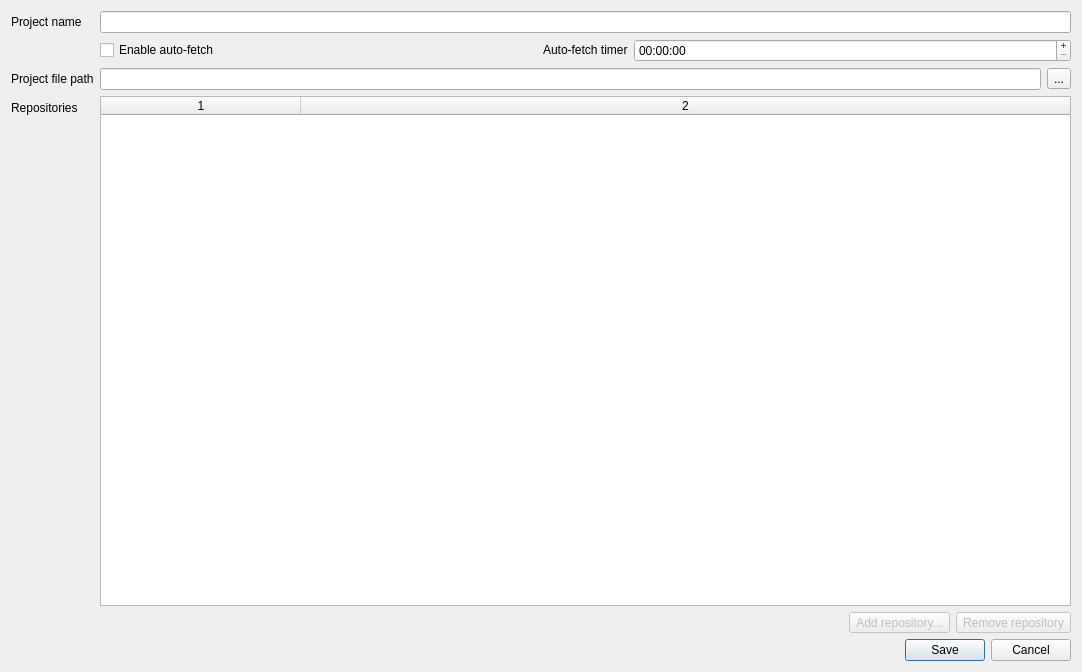
This is src/projectsettingsdialog.ui in feelx88/git-qui as Qt 5 draws it before an edit. The edited form follows.
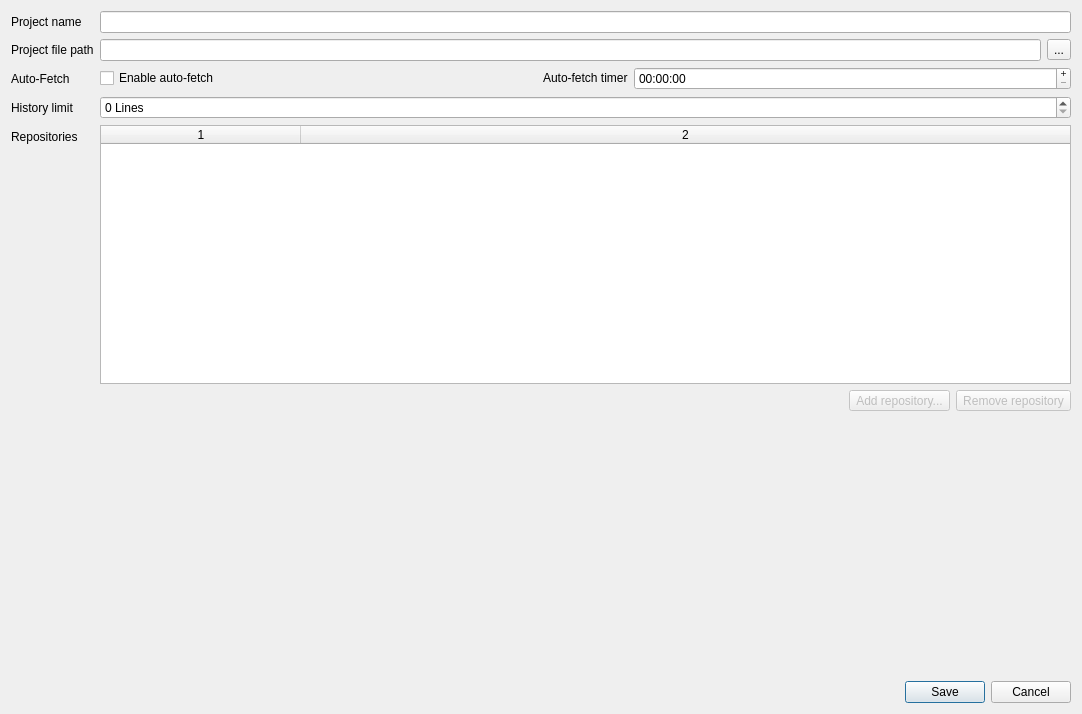
This is the edited form.

Commit message: Added history limit setting.

Diff of the .ui file:
```diff
--- a/src/projectsettingsdialog.ui
+++ b/src/projectsettingsdialog.ui
@@ -7,7 +7,7 @@
     <x>0</x>
     <y>0</y>
     <width>1082</width>
-    <height>672</height>
+    <height>714</height>
    </rect>
   </property>
   <property name="sizePolicy">
@@ -30,6 +30,34 @@
    <item row="0" column="1">
     <widget class="QLineEdit" name="projectNameEdit"/>
    </item>
+   <item row="1" column="0">
+    <widget class="QLabel" name="label_2">
+     <property name="text">
+      <string>Project file path</string>
+     </property>
+    </widget>
+   </item>
+   <item row="1" column="1">
+    <layout class="QHBoxLayout" name="horizontalLayout">
+     <item>
+      <widget class="QLineEdit" name="projectPathEdit"/>
+     </item>
+     <item>
+      <widget class="QToolButton" name="projectPathChooseButton">
+       <property name="text">
+        <string>...</string>
+       </property>
+      </widget>
+     </item>
+    </layout>
+   </item>
+   <item row="2" column="0">
+    <widget class="QLabel" name="label_5">
+     <property name="text">
+      <string>Auto-Fetch</string>
+     </property>
+    </widget>
+   </item>
    <item row="2" column="1">
     <layout class="QHBoxLayout" name="horizontalLayout_3">
      <item>
@@ -74,34 +102,30 @@
     </layout>
    </item>
    <item row="3" column="0">
-    <widget class="QLabel" name="label_2">
+    <widget class="QLabel" name="label_6">
      <property name="text">
-      <string>Project file path</string>
+      <string>History limit</string>
      </property>
     </widget>
    </item>
    <item row="3" column="1">
-    <layout class="QHBoxLayout" name="horizontalLayout">
-     <item>
-      <widget class="QLineEdit" name="projectPathEdit"/>
-     </item>
-     <item>
-      <widget class="QToolButton" name="projectPathChooseButton">
-       <property name="text">
-        <string>...</string>
+    <widget class="QSpinBox" name="historyLimit">
+     <property name="suffix">
+      <string> Lines</string>
+     </property>
+     <property name="maximum">
+      <number>999999</number>
        </property>
       </widget>
      </item>
-    </layout>
-   </item>
-   <item row="4" column="0">
+   <item row="5" column="0">
     <widget class="QLabel" name="label_3">
      <property name="text">
       <string>Repositories</string>
      </property>
     </widget>
    </item>
-   <item row="4" column="1">
+   <item row="5" column="1">
     <widget class="QTableWidget" name="repositoryTable">
      <property name="selectionMode">
       <enum>QAbstractItemView::SingleSelection</enum>
@@ -122,9 +146,7 @@
      <column/>
     </widget>
    </item>
-   <item row="5" column="1">
-    <layout class="QVBoxLayout" name="verticalLayout">
-     <item>
+   <item row="6" column="1">
       <layout class="QHBoxLayout" name="horizontalLayout_2">
        <item>
         <spacer name="horizontalSpacer">
@@ -133,8 +155,8 @@
          </property>
          <property name="sizeHint" stdset="0">
           <size>
-           <width>40</width>
-           <height>20</height>
+         <width>0</width>
+         <height>0</height>
           </size>
          </property>
         </spacer>
@@ -161,9 +183,23 @@
        </item>
       </layout>
      </item>
-    </layout>
+   <item row="7" column="1">
+    <spacer name="verticalSpacer">
+     <property name="orientation">
+      <enum>Qt::Vertical</enum>
+     </property>
+     <property name="sizeType">
+      <enum>QSizePolicy::Expanding</enum>
+     </property>
+     <property name="sizeHint" stdset="0">
+      <size>
+       <width>0</width>
+       <height>0</height>
+      </size>
+     </property>
+    </spacer>
    </item>
-   <item row="6" column="0" colspan="2">
+   <item row="8" column="0" colspan="2">
     <widget class="QDialogButtonBox" name="buttonBox">
      <property name="orientation">
       <enum>Qt::Horizontal</enum>
```
Lines whose indentation alone changed are shown as unchanged. The commit also changes 7 other files.
